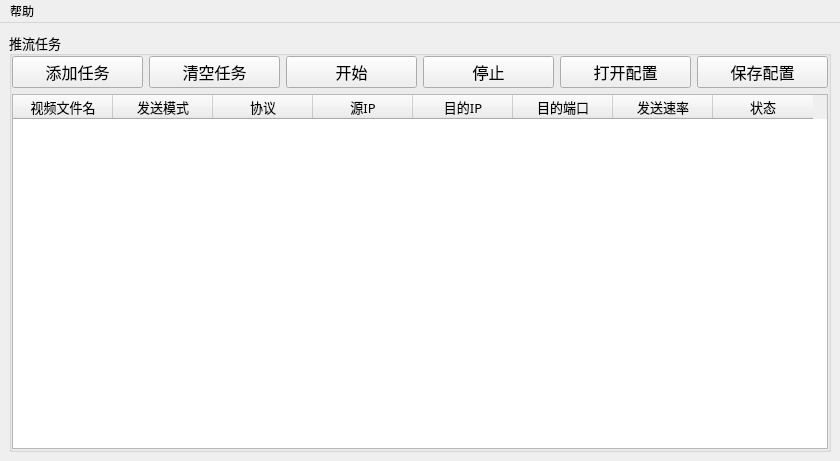
Before: the Qt Designer form ui/MainWindow.ui in Reinering/stream-sender, drawn with Qt 5.
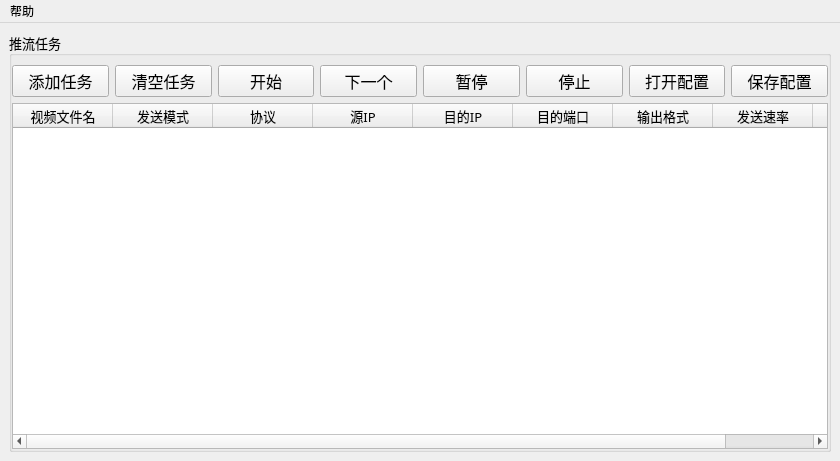
After: the same form once the commit is applied.

Patch:
```diff
--- a/ui/MainWindow.ui
+++ b/ui/MainWindow.ui
@@ -31,7 +31,7 @@
         <number>0</number>
        </property>
        <property name="topMargin">
-        <number>0</number>
+        <number>9</number>
        </property>
        <property name="rightMargin">
         <number>0</number>
@@ -80,6 +80,32 @@
            </property>
           </widget>
          </item>
+         <item>
+          <widget class="QPushButton" name="pushButton_next">
+           <property name="font">
+            <font>
+             <family>微软雅黑</family>
+             <pointsize>12</pointsize>
+            </font>
+           </property>
+           <property name="text">
+            <string>下一个</string>
+           </property>
+          </widget>
+         </item>
+         <item>
+          <widget class="QPushButton" name="pushButton_pause">
+           <property name="font">
+            <font>
+             <family>微软雅黑</family>
+             <pointsize>12</pointsize>
+            </font>
+           </property>
+           <property name="text">
+            <string>暂停</string>
+           </property>
+          </widget>
+         </item>
          <item>
           <widget class="QPushButton" name="pushButton_stop">
            <property name="font">
@@ -198,6 +224,17 @@
            </font>
           </property>
          </column>
+         <column>
+          <property name="text">
+           <string>输出格式</string>
+          </property>
+          <property name="font">
+           <font>
+            <family>微软雅黑</family>
+            <pointsize>10</pointsize>
+           </font>
+          </property>
+         </column>
          <column>
           <property name="text">
            <string>发送速率</string>
```
